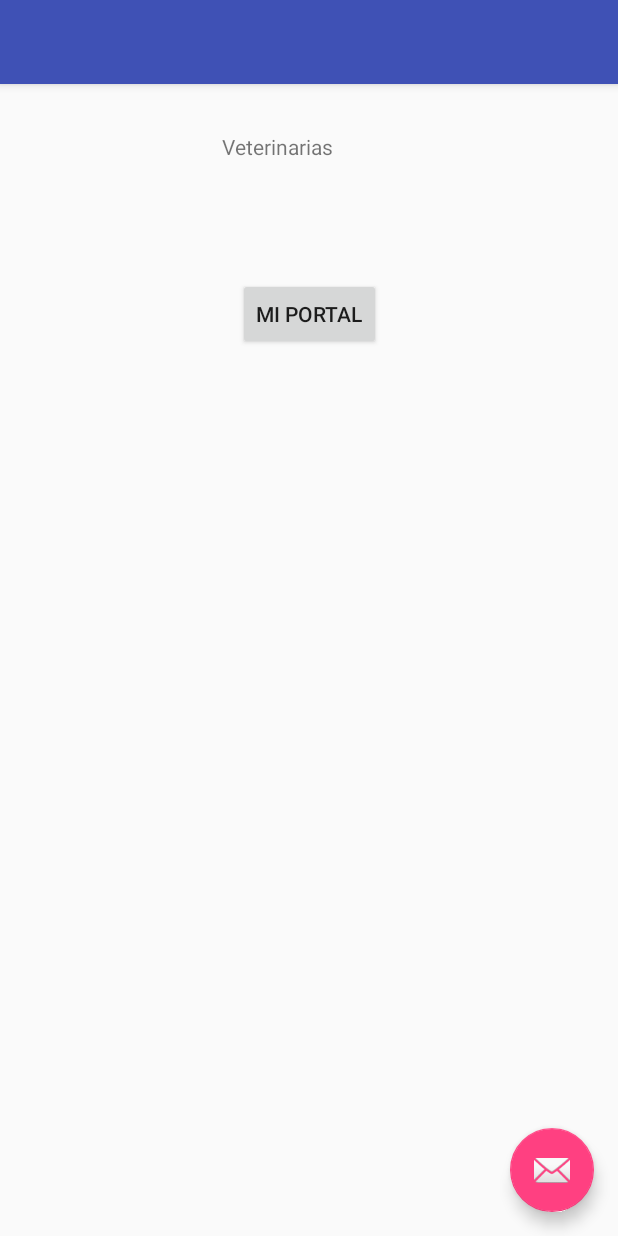
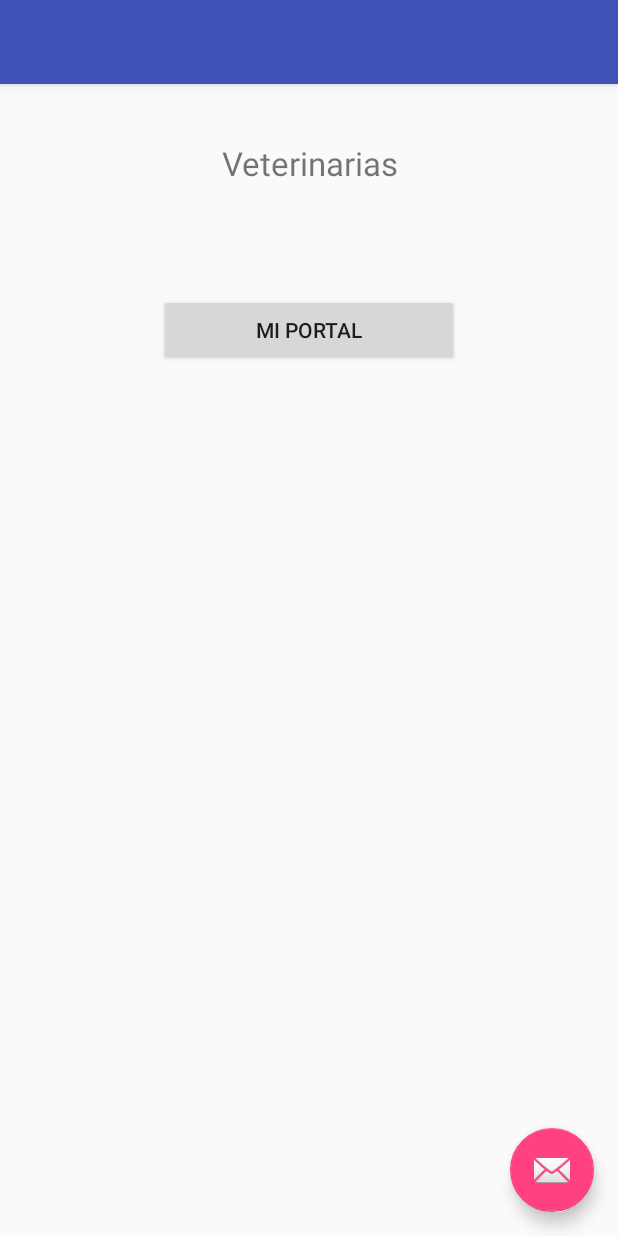
Before and after one commit to juanda0097/Spikec, an Android app: the Main2Activity screen opened directly, with no data from a screen before it, on a phone screen of 412 x 824 dp. Run offline under Robolectric (Android 15) with nearby library versions, the phone set to English and light mode, and no system bars; 1 statement that could not run was skipped.

Commit message:
octavo commit ultima version citada

```diff
--- a/app/src/main/res/layout/content_main.xml
+++ b/app/src/main/res/layout/content_main.xml
@@ -11,9 +11,9 @@
 
     <Button
         android:id="@+id/btnbano"
-        android:layout_width="wrap_content"
+        android:layout_width="200dp"
         android:layout_height="wrap_content"
-        android:layout_marginTop="129dp"
+        android:layout_marginTop="140dp"
         android:text="@string/miportal"
         app:layout_constraintLeft_toLeftOf="parent"
         app:layout_constraintRight_toRightOf="parent"
@@ -23,15 +23,17 @@
         tools:layout_constraintTop_creator="1" />
 
     <TextView
-        android:id="@+id/textView2"
+        android:id="@+id/tvveterinariastitle"
         android:layout_width="120dp"
         android:layout_height="40dp"
-        android:layout_marginLeft="153dp"
+        android:layout_marginLeft="119dp"
         android:layout_marginStart="148dp"
-        android:layout_marginTop="32dp"
+        android:layout_marginTop="38dp"
         android:text="@string/veterinarias"
         app:layout_constraintLeft_toLeftOf="parent"
         app:layout_constraintTop_toTopOf="parent"
         tools:layout_constraintLeft_creator="1"
-        tools:layout_constraintTop_creator="1" />
+        tools:layout_constraintTop_creator="1"
+        android:textSize="22sp"
+        />
 </android.support.constraint.ConstraintLayout>
--- a/app/src/main/res/layout/dialog_cita.xml
+++ b/app/src/main/res/layout/dialog_cita.xml
@@ -34,7 +34,7 @@
             android:id="@+id/tvfechadialog"
             android:layout_width="71dp"
             android:layout_height="25dp"
-            android:text="TextView"
+            android:text=""
             tools:layout_constraintTop_creator="1"
             tools:layout_constraintRight_creator="1"
             app:layout_constraintRight_toRightOf="parent"
@@ -63,7 +63,7 @@
             android:layout_width="66dp"
             android:layout_height="21dp"
             android:layout_marginTop="30dp"
-            android:text="TextView"
+            android:text=""
             app:layout_constraintLeft_toLeftOf="@+id/tvfechadialog"
             app:layout_constraintTop_toBottomOf="@+id/tvfechadialog"
             tools:layout_constraintLeft_creator="1"
```
Also changed, not shown: app/src/main/java/com/spikec/spikec/ejemplo.java (+2 -6 lines).
